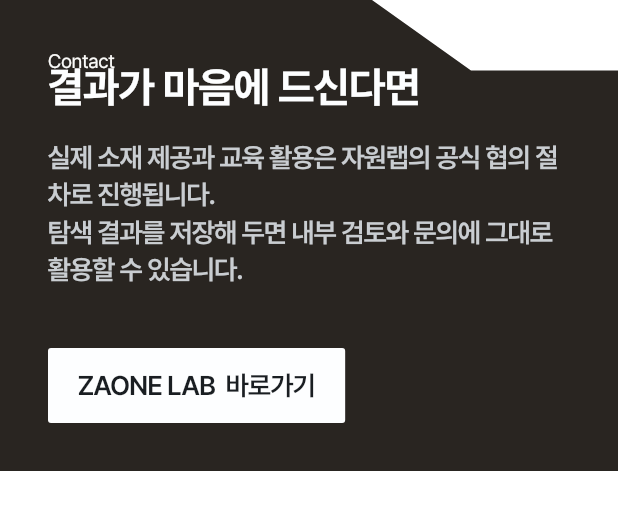
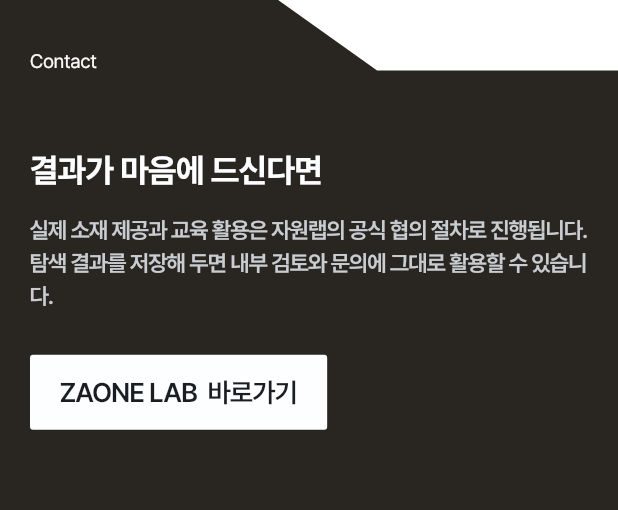
Before and after one commit to kakaoZAONE/FE, a Flutter app: the ContactSection widget shown alone on an empty page, opened directly, on a phone screen of 412 x 824 dp. Shown: the top 510 px of the screen. Run offline on Flutter 3.47's test engine with Material 3 defaults, Android fonts, the phone set to English and light mode, and no system bars; project files that could hold a hidden picture were left out.

Commit message:
feat: 메인 페이지 간단 반응형 (데스크톱/태블릿/모바일)
- 640 미만 모바일, 1024 미만 태블릿, 이상 데스크톱(피그마 기준)
- 카드 열 수: 과정 3/2/1, 샘플 4/2/1, 활용 3/2/1
- 히어로 높이·제목 크기, 섹션 제목, 여백 구간별 축소
- 태블릿·모바일 헤더 메뉴 숨김, 모바일 푸터 세로 배치

Claude-Session: https://claude.ai/code/session_014LHkE4iTzw6WY75cHvBmHP

```diff
--- a/lib/pages/home/sections/contact_section.dart
+++ b/lib/pages/home/sections/contact_section.dart
@@ -1,49 +1,49 @@
+import 'dart:math' as math;
+
 import 'package:flutter/material.dart';
 
 import '../../../theme/app_colors.dart';
 import '../../../theme/app_text_styles.dart';
 import '../../../widgets/app_button.dart';
 import '../../../widgets/notch_clipper.dart';
+import '../../../widgets/responsive.dart';
 
-/// "결과가 마음에 드신다면" — 어두운 Contact 배너 (1320 x 314)
+/// "결과가 마음에 드신다면" — 어두운 Contact 배너 (데스크톱 1320 x 314)
 class ContactSection extends StatelessWidget {
   const ContactSection({super.key});
 
   @override
   Widget build(BuildContext context) {
+    final isMobile = Responsive.of(context) == ScreenSize.mobile;
+    final pad = isMobile ? 20.0 : 32.0;
+
     return ClipPath(
       clipper: NotchClipper(
-        notchStart: (_) => 248,
-        notchEnd: (_) => 314,
+        // 좁은 화면에서도 사선이 화면 안에 들어오도록
+        notchStart: (s) => math.min(248, s.width * 0.45),
+        notchEnd: (s) => math.min(248, s.width * 0.45) + 66,
         notchDepth: 47,
       ),
       child: Container(
-        height: 314,
+        constraints: const BoxConstraints(minHeight: 314),
         color: AppColors.dune,
-        padding: const EdgeInsets.fromLTRB(32, 0, 32, 32),
-        child: Stack(
+        // 피그마: Contact 라벨 top 31.5, 본문 시작 95, 아래 32
+        padding: EdgeInsets.fromLTRB(pad, 31.5, pad, 32),
+        child: Column(
+          crossAxisAlignment: CrossAxisAlignment.start,
           children: [
-            Positioned(
-              left: 0,
-              top: 31.5,
-              child: Text(
+            Text(
               'Contact',
               style: AppTextStyles.body13.copyWith(color: AppColors.cararra),
             ),
-            ),
-            Align(
-              alignment: Alignment.bottomLeft,
-              child: Column(
-                mainAxisSize: MainAxisSize.min,
-                crossAxisAlignment: CrossAxisAlignment.start,
-                children: [
-                  const Text(
+            const SizedBox(height: 47),
+            Text(
               '결과가 마음에 드신다면',
               style: TextStyle(
                 fontFamily: AppFonts.pretendard,
                 fontWeight: FontWeight.w700,
-                      fontSize: 28,
-                      letterSpacing: -0.56,
+                fontSize: isMobile ? 22 : 28,
+                letterSpacing: isMobile ? -0.44 : -0.56,
                 color: AppColors.screen,
               ),
             ),
@@ -51,9 +51,13 @@ class ContactSection extends StatelessWidget {
             Text(
               '실제 소재 제공과 교육 활용은 자원랩의 공식 협의 절차로 진행됩니다.\n'
               '탐색 결과를 저장해 두면 내부 검토와 문의에 그대로 활용할 수 있습니다.',
-                    style: AppTextStyles.title18.copyWith(color: AppColors.gray200),
+              style: AppTextStyles.title18.copyWith(
+                color: AppColors.gray200,
+                fontSize: isMobile ? 15 : 18,
+                height: isMobile ? 22 / 15 : 25 / 18,
               ),
-                  const SizedBox(height: 40),
+            ),
+            SizedBox(height: isMobile ? 28 : 40),
             AppButton(
               label: 'ZAONE LAB  바로가기',
               variant: AppButtonVariant.light,
@@ -62,9 +66,6 @@ class ContactSection extends StatelessWidget {
           ],
         ),
       ),
-          ],
-        ),
-      ),
     );
   }
 }
--- /dev/null
+++ b/lib/widgets/responsive.dart
@@ -0,0 +1,78 @@
+import 'package:flutter/widgets.dart';
+
+/// 화면 구간
+/// - mobile  : 640 미만
+/// - tablet  : 640 ~ 1023
+/// - desktop : 1024 이상 (피그마 1440 기준 디자인)
+enum ScreenSize { mobile, tablet, desktop }
+
+abstract final class Responsive {
+  static const mobileMax = 640.0;
+  static const tabletMax = 1024.0;
+
+  static ScreenSize of(BuildContext context) {
+    final w = MediaQuery.sizeOf(context).width;
+    if (w < mobileMax) return ScreenSize.mobile;
+    if (w < tabletMax) return ScreenSize.tablet;
+    return ScreenSize.desktop;
+  }
+
+  /// 구간별 값 고르기. tablet 생략 시 desktop 값 사용.
+  static T value<T>(
+    BuildContext context, {
+    required T desktop,
+    T? tablet,
+    required T mobile,
+  }) {
+    return switch (of(context)) {
+      ScreenSize.desktop => desktop,
+      ScreenSize.tablet => tablet ?? desktop,
+      ScreenSize.mobile => mobile,
+    };
+  }
+
+  /// 페이지 좌우 여백 (피그마 데스크톱 60)
+  static double pagePadding(BuildContext context) =>
+      value(context, desktop: 60, tablet: 40, mobile: 20);
+}
+
+/// 한 줄에 [columns]개씩 같은 너비로 배치하는 간단한 그리드
+class ResponsiveGrid extends StatelessWidget {
+  const ResponsiveGrid({
+    super.key,
+    required this.columns,
+    required this.children,
+    this.gap = 20,
+    this.runGap = 20,
+  });
+
+  final int columns;
+  final double gap;
+  final double runGap;
+  final List<Widget> children;
+
+  @override
+  Widget build(BuildContext context) {
+    final rows = <Widget>[];
+    for (var start = 0; start < children.length; start += columns) {
+      final cells = <Widget>[];
+      for (var i = 0; i < columns; i++) {
+        if (i > 0) cells.add(SizedBox(width: gap));
+        final index = start + i;
+        cells.add(
+          Expanded(
+            child: index < children.length ? children[index] : const SizedBox(),
+          ),
+        );
+      }
+      if (rows.isNotEmpty) rows.add(SizedBox(height: runGap));
+      rows.add(
+        Row(crossAxisAlignment: CrossAxisAlignment.start, children: cells),
+      );
+    }
+    return Column(
+      crossAxisAlignment: CrossAxisAlignment.stretch,
+      children: rows,
+    );
+  }
+}
```
Also changed, not shown: lib/pages/home/home_page.dart (+46 -66 lines), lib/pages/home/sections/hero_section.dart (+45 -8 lines), lib/pages/home/sections/home_footer.dart (+39 -19 lines), lib/pages/home/sections/home_header.dart (+20 -7 lines), lib/pages/home/sections/process_section.dart (+23 -23 lines), lib/pages/home/sections/sample_section.dart (+35 -32 lines), lib/pages/home/sections/scene_section.dart (+17 -17 lines), lib/pages/home/sections/section_heading.dart (+25 -5 lines), lib/widgets/design_width.dart (+5 -2 lines). Lines whose indentation alone changed are shown as unchanged.
